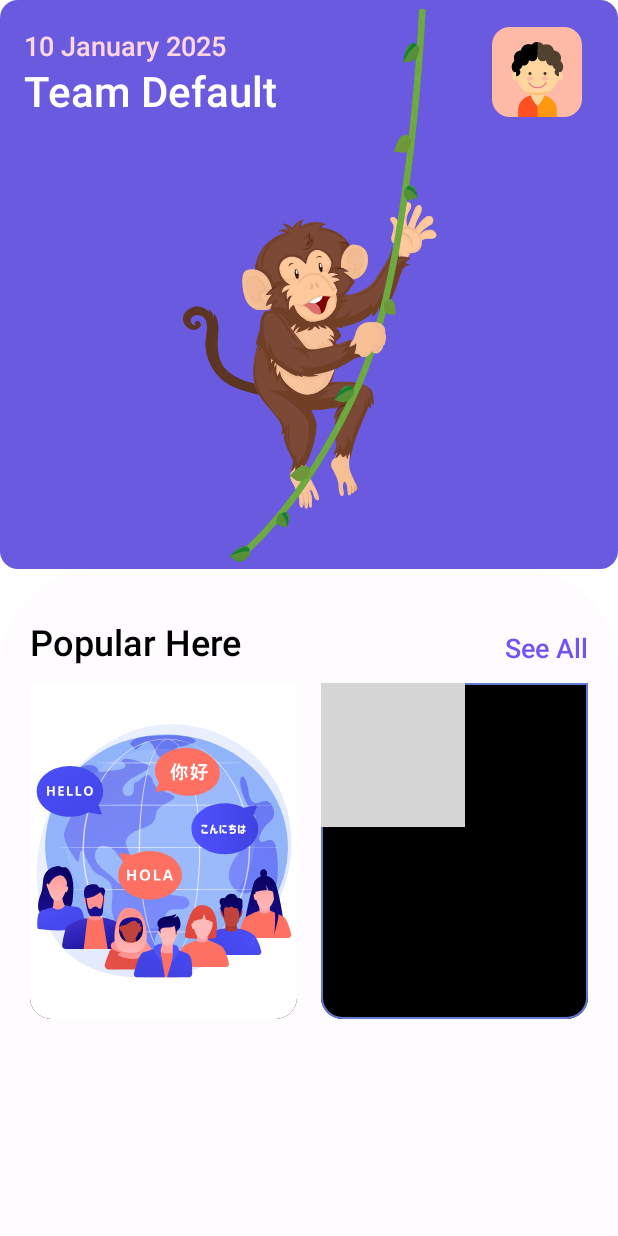
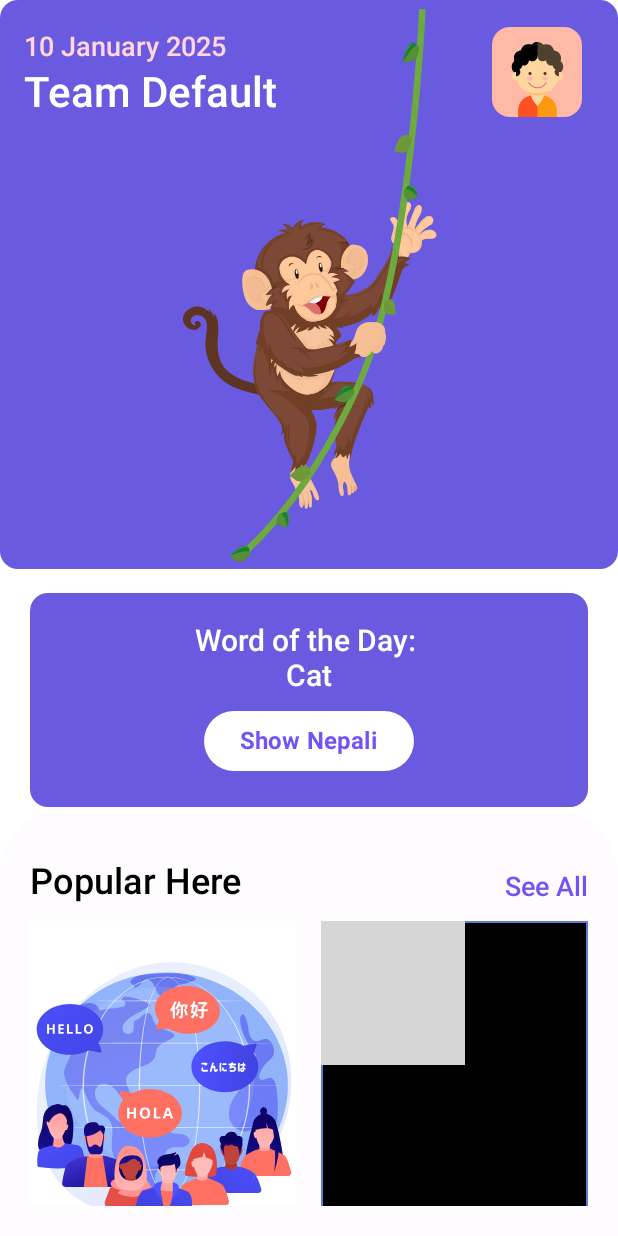
Before and after one commit to kecitclub/teamDefault, an Android app built with Jetpack Compose: the @Preview function HomeScreenPreview, on a phone screen of 412 x 824 dp. Run offline under Robolectric (Android 15) with nearby library versions, the phone set to English and light mode, and no system bars; grey boxes are pictures that could not be loaded.

Commit message:
feat: impl word of the card

```diff
--- a/app/src/main/java/com/example/teamdefault/ui/screen/home_screen/HomeScreen.kt
+++ b/app/src/main/java/com/example/teamdefault/ui/screen/home_screen/HomeScreen.kt
@@ -48,6 +48,10 @@ import com.example.teamdefault.data.itemCategory
 import com.example.teamdefault.ui.component.SampleScreen
 import com.example.teamdefault.ui.component.TopProfileBar
 
+import androidx.compose.animation.core.animateFloatAsState
+import androidx.compose.runtime.*
+import androidx.compose.ui.graphics.graphicsLayer
+
 @Composable
 fun HomeScreen(innerPadding: PaddingValues = PaddingValues(20.dp)) {
     Column(
@@ -57,6 +61,8 @@ fun HomeScreen(innerPadding: PaddingValues = PaddingValues(20.dp)) {
         Column() {
 
             PlayBoard()
+            Spacer(modifier = Modifier.height(16.dp))
+            WordBoard()
         }
         PopularList()
     }
@@ -86,6 +92,61 @@ fun PlayBoard(modifier: Modifier = Modifier) {
                 contentDescription = null,
                 //modifier = Modifier.height(200.dp)
             )
+        }
+    }
+}
+
+@Composable
+fun WordBoard(modifier: Modifier = Modifier) {
+    var isFlipped by remember { mutableStateOf(false) }
+
+    val rotation by animateFloatAsState(
+        targetValue = if (isFlipped) 180f else 0f,
+        label = "card_flip"
+    )
+
+    Surface(
+        color = colorResource(id = R.color.primary_purple),
+        shape = RoundedCornerShape(12.dp),
+        modifier = Modifier
+            .fillMaxWidth()
+            .padding(horizontal = 20.dp)
+            .graphicsLayer {
+                rotationX = rotation
+                cameraDistance = 12f * density
+            }
+    ) {
+        Column(
+            horizontalAlignment = Alignment.CenterHorizontally,
+            modifier = Modifier
+                .padding(20.dp)
+                .fillMaxWidth()
+                .graphicsLayer {
+                    rotationX = if (rotation > 90f) 180f else 0f
+                }
+        ) {
+            Text(
+                text = if (rotation <= 90f) "Word of the Day: \nCat" else "बिरालो",
+                fontSize = 20.sp,
+                fontWeight = FontWeight.Medium,
+                color = Color.White,
+                textAlign = TextAlign.Center,
+                modifier = Modifier.fillMaxWidth(),
+            )
+            Spacer(modifier = Modifier.height(8.dp))
+            Button(
+                onClick = { isFlipped = !isFlipped },
+                colors = ButtonDefaults.buttonColors(
+                    containerColor = Color.White,
+                    contentColor = colorResource(id = R.color.text_purple)
+                )
+            ) {
+                Text(
+                    text = if (rotation <= 90f) "Show Nepali" else "Show English",
+                    fontSize = 16.sp,
+                    fontWeight = FontWeight.Bold
+                )
+            }
         }
     }
 }
```
